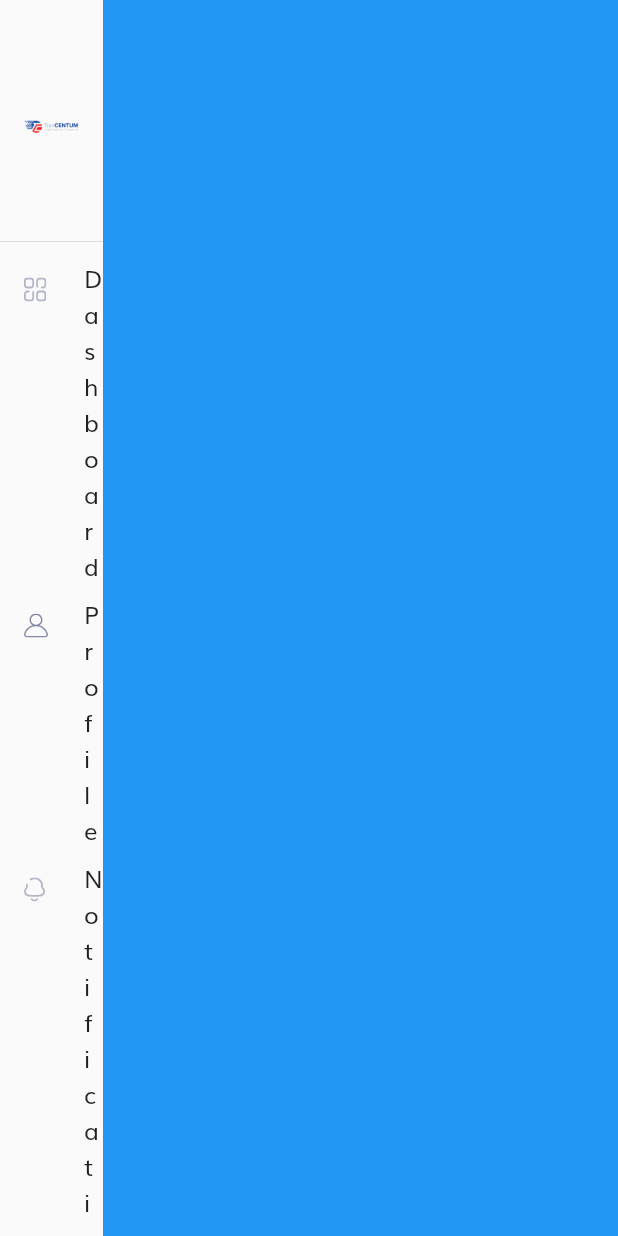
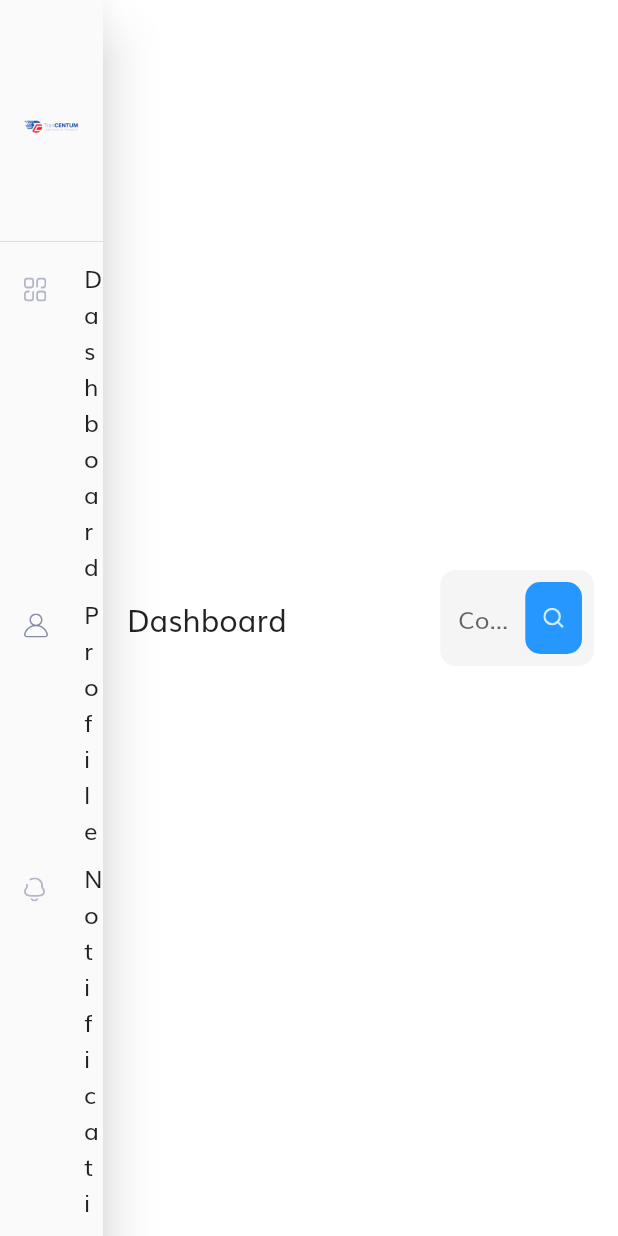
Before and after one commit to manal-elrhezzali/trancentum_ui_kit, a Flutter app: the screen it shows after launch, on a phone screen of 412 x 824 dp. Run offline on Flutter 3.47's test engine with Material 2 defaults, Android fonts, the phone set to English and light mode, and no system bars; our stand-ins replace flutter_svg.

Commit message:
home Screen (Dashboard) searchField

```diff
--- a/lib/screens/dashboard/dashboard_screen.dart
+++ b/lib/screens/dashboard/dashboard_screen.dart
@@ -1,10 +1,63 @@
 import 'package:flutter/material.dart';
+import 'package:flutter_svg/svg.dart';
+import 'package:trancentum_ui_kit/constants.dart';
 
-class Dashboard extends StatelessWidget {
+class DashboardScreen extends StatelessWidget {
   @override
   Widget build(BuildContext context) {
-    return Container(
+    return SafeArea(
+      child: SingleChildScrollView(
+        padding: EdgeInsets.all(defaultPadding),
+        child: Column(
+          children: [
+            Row(
+              children: [
+                Text(
+                  "Dashboard",
+                  style: Theme.of(context).textTheme.headline6,
+                ),
+                Spacer(),
+                Expanded(
+                  child: SearchField(),
+                ),
 
+              ],
+            ),
+          ],
+        ),
+      ),
     );
   }
 }
+
+class SearchField extends StatelessWidget {
+  const SearchField({
+    Key key,
+  }) : super(key: key);
+
+  @override
+  Widget build(BuildContext context) {
+    return TextField(
+      decoration: InputDecoration(
+        hintText: "Code d\'expédition",
+        filled: true,
+        border: OutlineInputBorder(
+          borderSide: BorderSide.none,
+          borderRadius: const BorderRadius.all(Radius.circular(10)),
+        ),
+        suffixIcon: InkWell(
+          onTap: () {},
+          child: Container(
+            margin: EdgeInsets.symmetric(horizontal: defaultPadding / 2),
+            padding: EdgeInsets.all(defaultPadding * 0.75),
+            decoration: BoxDecoration(
+              color: primaryColor,
+              borderRadius: const BorderRadius.all(Radius.circular(10)),
+            ),
+            child: SvgPicture.asset("assets/icons/Search.svg"),
+          ),
+        ),
+      ),
+    );
+  }
+}
--- a/lib/screens/home/home_screen.dart
+++ b/lib/screens/home/home_screen.dart
@@ -1,5 +1,6 @@
 import 'package:flutter/material.dart';
 
+import '../dashboard/dashboard_screen.dart';
 import './components/side_menu.dart';
 
 class HomeScreen extends StatelessWidget {
@@ -16,9 +17,7 @@ class HomeScreen extends StatelessWidget {
             ),
             Expanded(
               flex: 5, //takes 5/6 of the screen
-              child: Container(
-                color: Colors.blue,
-              ),
+              child: DashboardScreen(),
             ),
           ],
         ),
```
Also changed, not shown: assets/icons/Search.svg (added).
